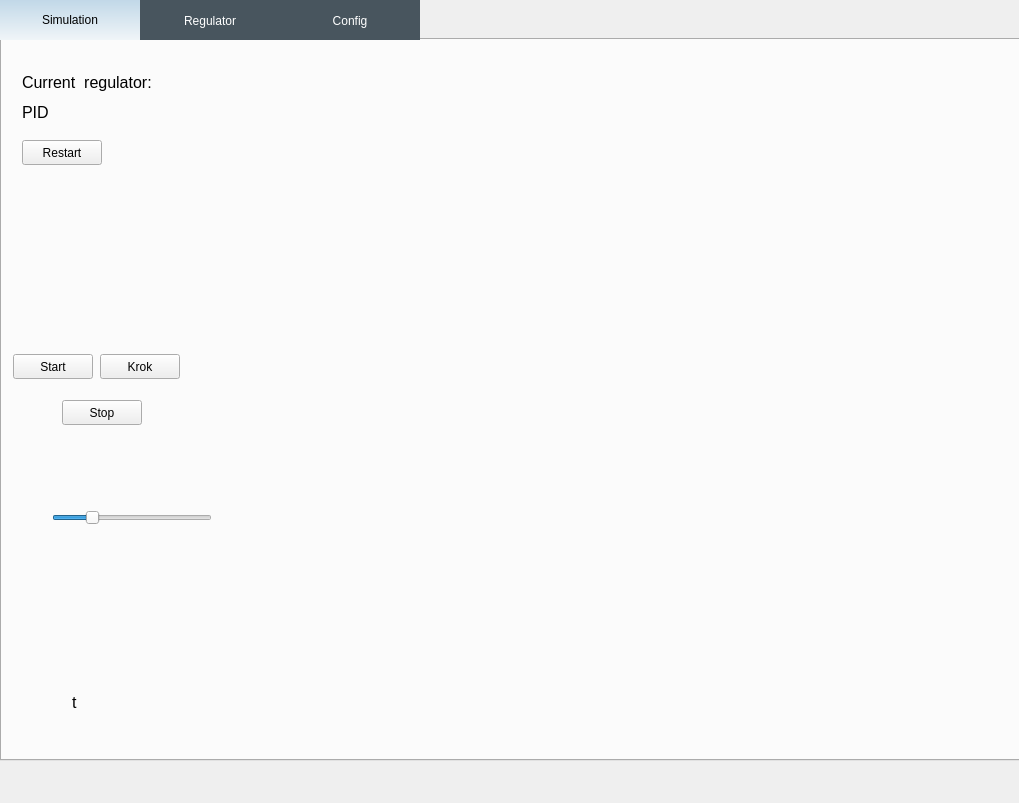
kajakIYD/PSS_Proj, file mainwindow.ui: the form before one commit.
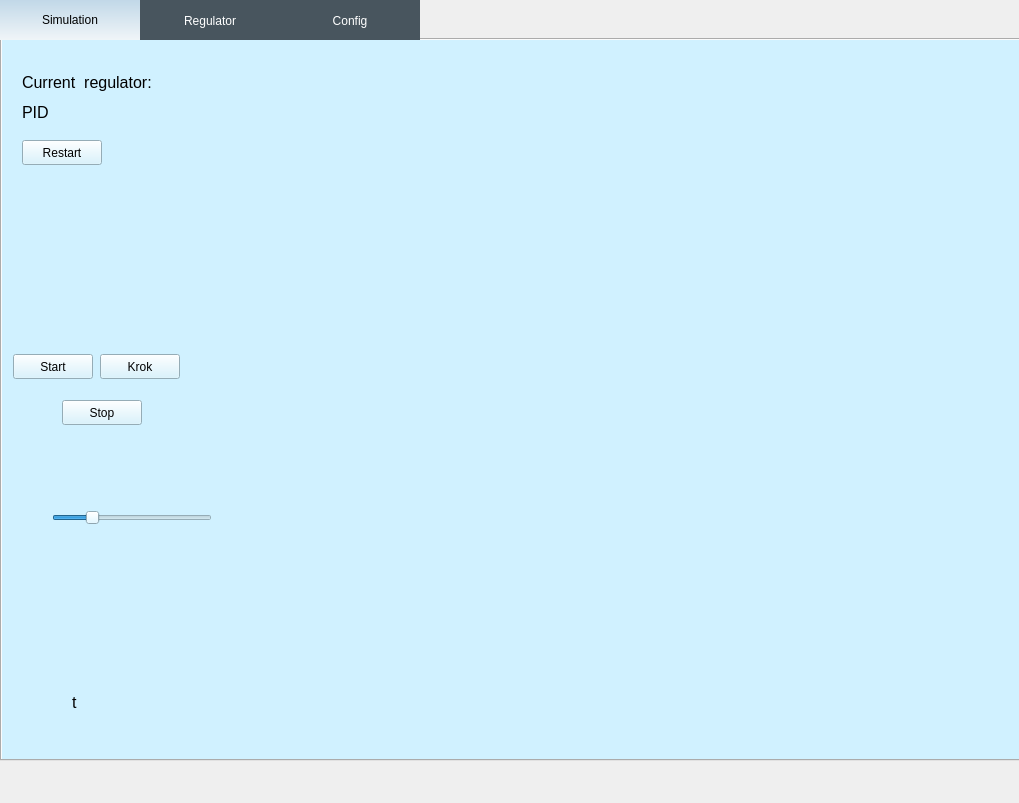
The form after the commit. Custom widgets are drawn as their Qt base class.

Commit message: Add styles to QtTabs

Diff of the .ui file:
```diff
--- a/mainwindow.ui
+++ b/mainwindow.ui
@@ -49,6 +49,12 @@
      <number>0</number>
     </property>
     <widget class="QWidget" name="tab">
+     <property name="styleSheet">
+      <string notr="true">QWidget
+{
+	background: rgb(208, 241, 255);
+}</string>
+     </property>
      <attribute name="title">
       <string>Simulation</string>
      </attribute>
```
Left out of the diff: 12 changed lines with no effect on the pictures.
